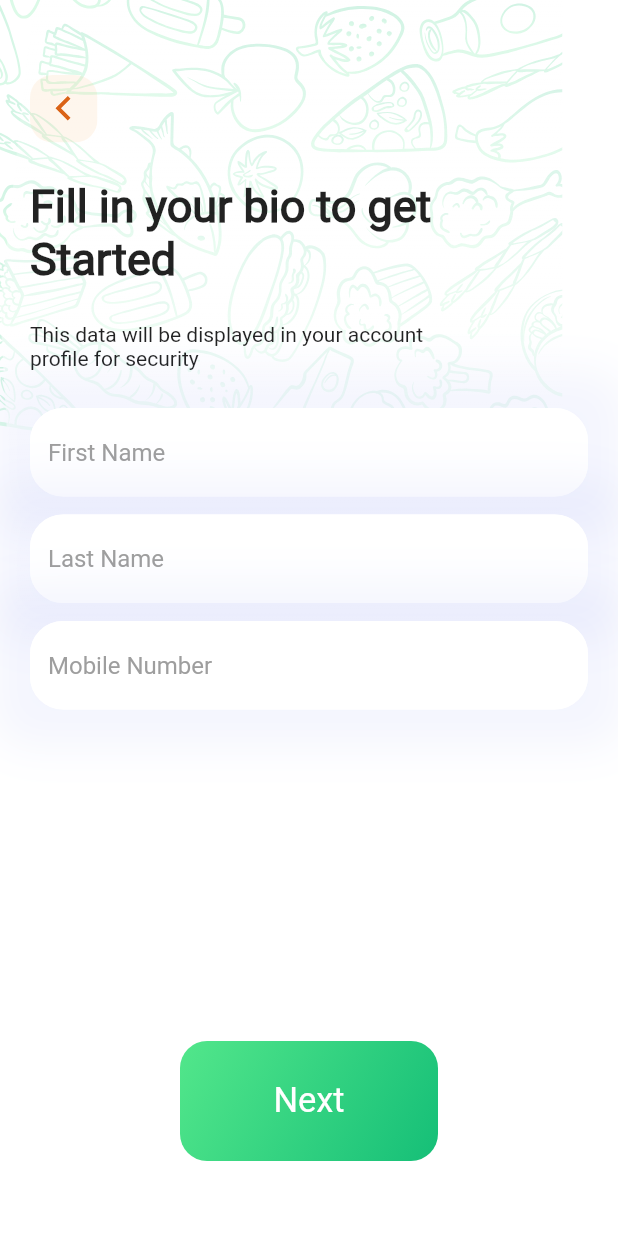
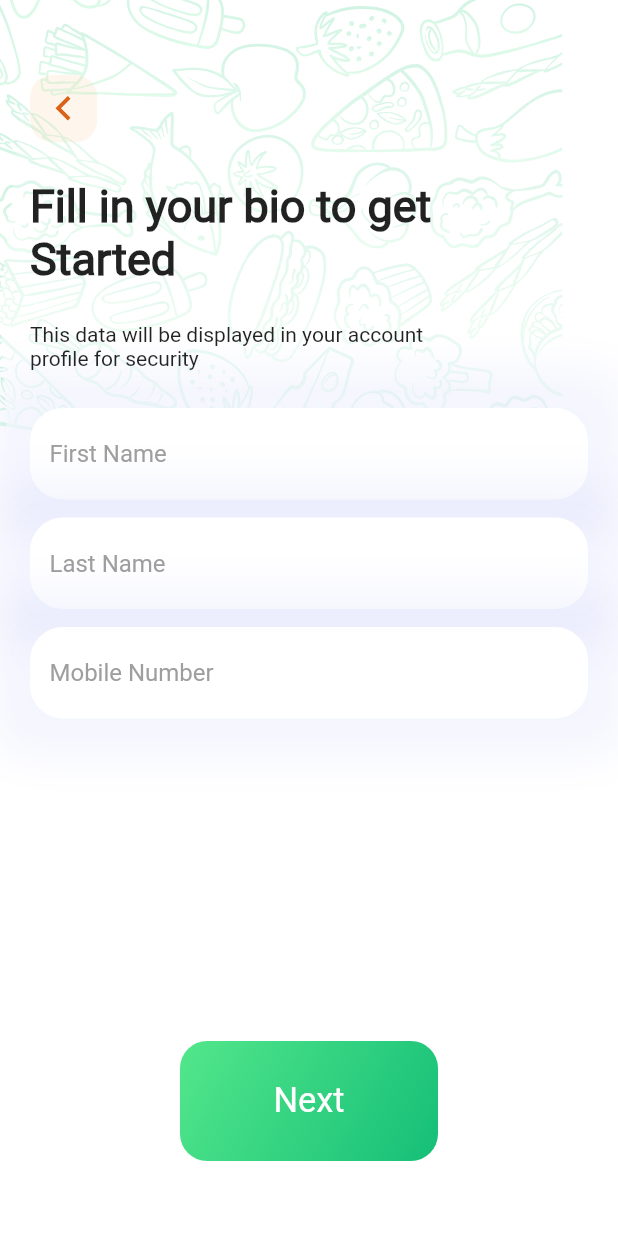
Before and after one commit to MuhanadIbrahim/food_Delivary, a Flutter app: the SignUpProcessBody screen opened directly, on a phone screen of 412 x 824 dp. Run offline on Flutter 3.47's test engine with Material 2 defaults, Android fonts, the phone set to English and light mode, and no system bars; our stand-ins replace animated_splash_screen, flutter_svg, page_transition.

Commit message:
refactor boxdecoration to all the app

```diff
--- a/lib/widgets/SignUpProcessBodyContent.dart
+++ b/lib/widgets/SignUpProcessBodyContent.dart
@@ -1,5 +1,6 @@
 import 'package:flutter/material.dart';
 import 'package:flutter_svg/svg.dart';
+import 'package:food_delivery_app/widgets/borderless_box_decoration.dart';
 
 import '../constans/constans.dart';
 import 'custom_button.dart';
@@ -39,17 +40,7 @@ class SignUpProcessBodyContent extends StatelessWidget {
             height: 25,
           ),
           Container(
-            decoration: BoxDecoration(
-              color: Color(0xffffffff),
-              borderRadius: BorderRadius.circular(22),
-              boxShadow: [
-                BoxShadow(
-                    offset: Offset(0, 0),
-                    color: Color(0x115a6cea),
-                    spreadRadius: 25,
-                    blurRadius: 25)
-              ],
-            ),
+            decoration: borderLessBoxDecoration(),
             child: TextFormField(
               decoration: InputDecoration(
                 enabledBorder: OutlineInputBorder(
@@ -72,17 +63,7 @@ class SignUpProcessBodyContent extends StatelessWidget {
             height: 12,
           ),
           Container(
-            decoration: BoxDecoration(
-              color: Color(0xffffffff),
-              borderRadius: BorderRadius.circular(22),
-              boxShadow: [
-                BoxShadow(
-                    offset: Offset(0, 0),
-                    color: Color(0x115a6cea),
-                    spreadRadius: 25,
-                    blurRadius: 25)
-              ],
-            ),
+            decoration: borderLessBoxDecoration(),
             child: TextFormField(
               decoration: InputDecoration(
                 enabledBorder: OutlineInputBorder(
@@ -105,17 +86,7 @@ class SignUpProcessBodyContent extends StatelessWidget {
             height: 12,
           ),
           Container(
-            decoration: BoxDecoration(
-              color: Color(0xffffffff),
-              borderRadius: BorderRadius.circular(22),
-              boxShadow: [
-                BoxShadow(
-                    offset: Offset(0, 0),
-                    color: Color(0x115a6cea),
-                    spreadRadius: 25,
-                    blurRadius: 25)
-              ],
-            ),
+            decoration: borderLessBoxDecoration(),
             child: TextFormField(
               decoration: InputDecoration(
                 enabledBorder: OutlineInputBorder(
```
Also changed, not shown: lib/widgets/payment_method_body_content.dart (+4 -42 lines).
